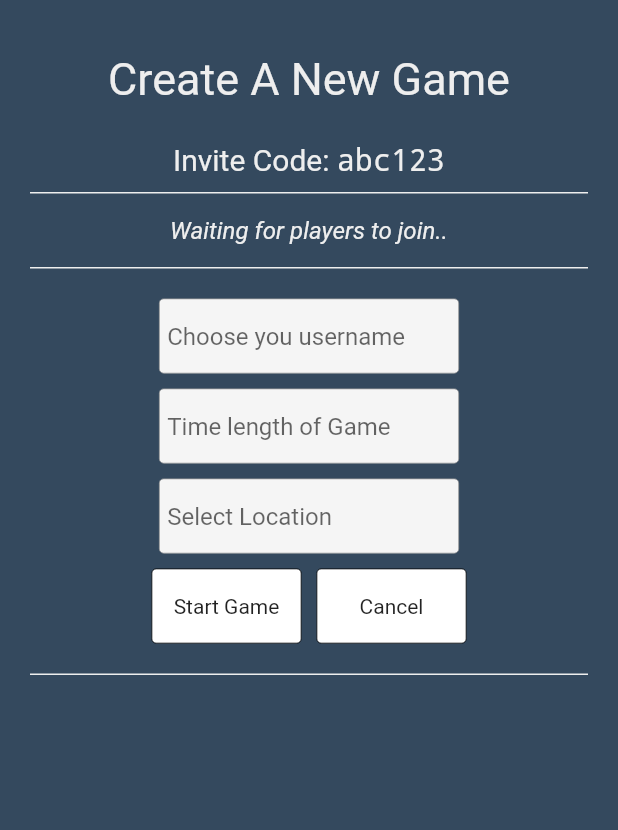
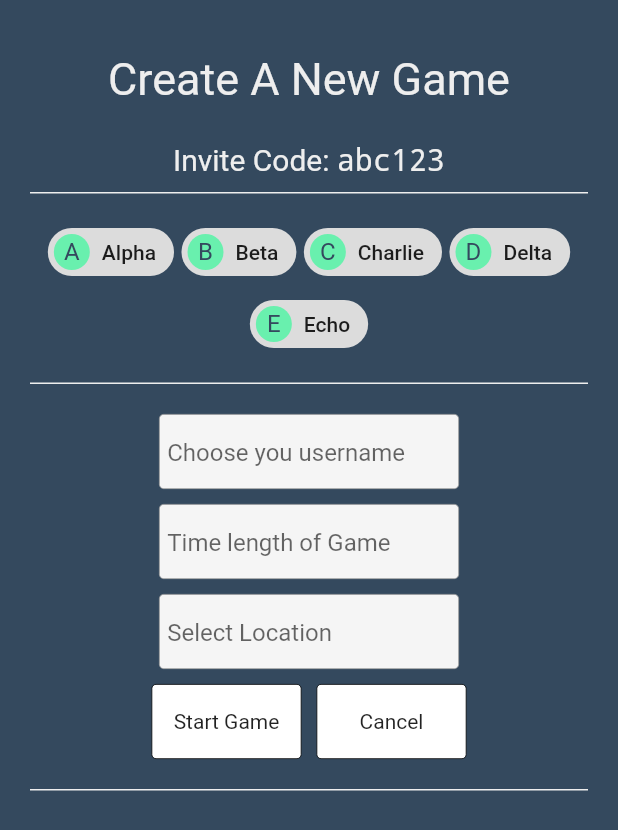
Before and after one commit to lopezhansel/spy-game, a Flutter app: the screen it shows after launch, after a tap on "New Game", on a phone screen of 412 x 824 dp. Shown: the top 830 px of the screen. Run offline on Flutter 3.47's test engine with Material 2 defaults, Android fonts, the phone set to English and light mode, and no system bars; Roboto replaces fonts that are missing (Raleway).

Commit message:
update: Add and use PlayerList component

```diff
--- a/lib/CreateGameSreen/CreateGameScreen.dart
+++ b/lib/CreateGameSreen/CreateGameScreen.dart
@@ -21,13 +21,20 @@ class CreateGameScreen extends StatelessWidget {
       MenuItem("Start Game", startGame),
       MenuItem("Cancel", goHomeScreen),
     ];
+    final List<Player> players = [
+      Player("Alpha"),
+      Player("Beta"),
+      Player("Charlie"),
+      Player("Delta"),
+      Player("Echo"),
+    ];
 
     return SpyfallPage(
       child: Column(
         children: <Widget>[
           TopHeader(title),
           InviteWidget(accessCode: accessCode),
-          PlayerList(),
+          PlayerList(players),
           GameOptions(menuItems: menuItems),
         ],
       ),
--- a/lib/CreateGameSreen/PlayerList.dart
+++ b/lib/CreateGameSreen/PlayerList.dart
@@ -1,19 +1,54 @@
 import 'package:flutter/material.dart';
 import 'package:hello_world/Shared/BorderContainer.dart';
 
+class Player {
+  static int count = 1;
+  int id;
+  String name;
+
+  Player(this.name) {
+    this.id = Player.count++;
+  }
+}
+
 class PlayerList extends StatelessWidget {
-  @override
-  Widget build(BuildContext context) {
-    return BorderContainer.top(
-      child: Text(
-        'Waiting for players to join..',
-        style: TextStyle(
-          color: Colors.grey[200],
-          fontSize: 16,
-          fontStyle: FontStyle.italic,
-          fontFamily: "Raleway",
+  final List<Player> players;
+
+  PlayerList(this.players);
+
+  final Widget waiting = Text('Waiting for players to join..',
+      style: TextStyle(
+        color: Colors.grey[200],
+        fontSize: 16,
+        fontStyle: FontStyle.italic,
+        fontFamily: "Raleway",
+      ));
+
+  Chip playerToChip(Player player) {
+    return Chip(
+      label: Text(player.name),
+      avatar: CircleAvatar(
+        backgroundColor: Colors.greenAccent,
+        child: Text(
+          player.name.substring(0, 1).toUpperCase(),
+          style: TextStyle(color: Color(0xff34495e)),
         ),
       ),
     );
   }
+
+  @override
+  Widget build(BuildContext context) {
+    bool hasPlayers = players.length > 0;
+    Widget playersList = Padding(
+        padding: EdgeInsets.fromLTRB(10, 0, 10, 0),
+        child: Wrap(
+          alignment: WrapAlignment.spaceEvenly,
+          spacing: 5.0,
+          children: players.map(playerToChip).toList(),
+        ));
+    return BorderContainer.top(
+      child: hasPlayers ? playersList : waiting,
+    );
+  }
 }
```
